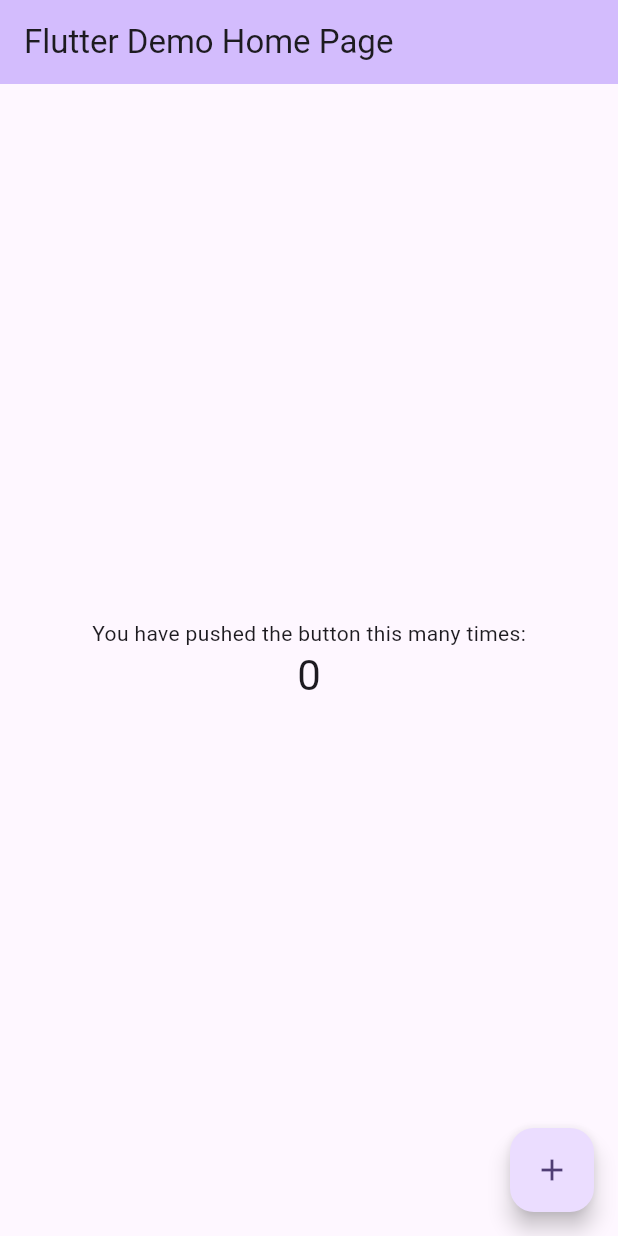
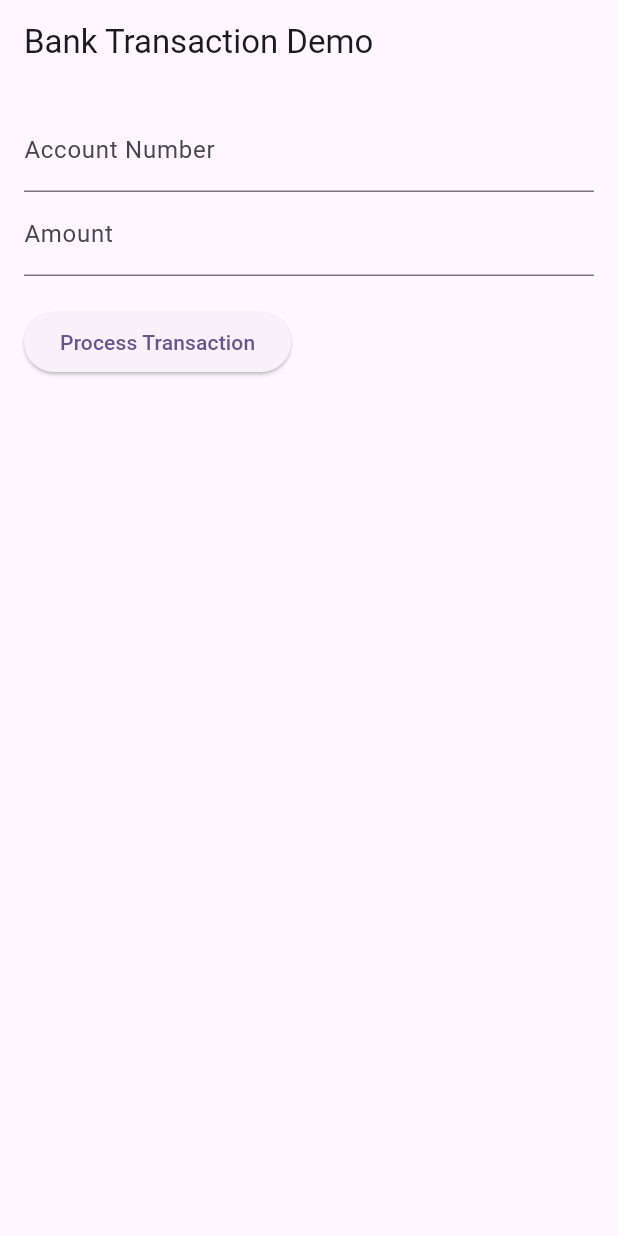
Before and after one commit to handoyonathan/poc_flutter, a Flutter app: the screen it shows after launch, on a phone screen of 412 x 824 dp. Run offline on Flutter 3.47's test engine with Material 3 defaults, Android fonts, the phone set to English and light mode, and no system bars; our stand-ins replace flutter_secure_storage; missing offline and left inert: encrypt.

Commit message:
e2e function
- added decrypt and encrypt object for transcation

```diff
--- /dev/null
+++ b/lib/E2E_enrcryption/transaction.dart
@@ -0,0 +1,81 @@
+import 'package:flutter/material.dart';
+import 'dart:convert';
+
+import 'package:flutter_poc/E2E_enrcryption/service.dart';
+
+class TransactionPage extends StatefulWidget {
+  @override
+  _TransactionPageState createState() => _TransactionPageState();
+}
+
+class _TransactionPageState extends State<TransactionPage> {
+  final TextEditingController _accountController = TextEditingController();
+  final TextEditingController _amountController = TextEditingController();
+  final EncryptionService _encryptionService = EncryptionService();
+  String? _encryptedData;
+  String? _decryptedData;
+
+  Future<void> _processTransaction() async {
+    final accountNumber = _accountController.text;
+    final amount = double.tryParse(_amountController.text) ?? 0.0;
+
+    // Data transaksi yang akan dienkripsi
+    final transactionData = jsonEncode({
+      'accountNumber': accountNumber,
+      'amount': amount,
+      'timestamp': DateTime.now().toIso8601String(),
+    });
+
+    // Enkripsi data
+    final encrypted = await _encryptionService.encryptTransactionData(transactionData);
+    setState(() {
+      _encryptedData = encrypted;
+    });
+
+    // Dekripsi data untuk memverifikasi
+    final decrypted = await _encryptionService.decryptTransactionData(encrypted);
+    setState(() {
+      _decryptedData = decrypted;
+    });
+  }
+
+  @override
+  Widget build(BuildContext context) {
+    return Scaffold(
+      appBar: AppBar(title: Text('Bank Transaction Demo')),
+      body: Padding(
+        padding: const EdgeInsets.all(16.0),
+        child: Column(
+          crossAxisAlignment: CrossAxisAlignment.start,
+          children: [
+            TextField(
+              controller: _accountController,
+              decoration: InputDecoration(labelText: 'Account Number'),
+              keyboardType: TextInputType.number,
+            ),
+            TextField(
+              controller: _amountController,
+              decoration: InputDecoration(labelText: 'Amount'),
+              keyboardType: TextInputType.number,
+            ),
+            SizedBox(height: 20),
+            ElevatedButton(
+              onPressed: _processTransaction,
+              child: Text('Process Transaction'),
+            ),
+            SizedBox(height: 20),
+            if (_encryptedData != null) ...[
+              Text('Encrypted Data:', style: TextStyle(fontWeight: FontWeight.bold)),
+              Text(_encryptedData!, style: TextStyle(color: Colors.blue)),
+            ],
+            SizedBox(height: 20),
+            if (_decryptedData != null) ...[
+              Text('Decrypted Data:', style: TextStyle(fontWeight: FontWeight.bold)),
+              Text(_decryptedData!, style: TextStyle(color: Colors.green)),
+            ],
+          ],
+        ),
+      ),
+    );
+  }
+}
--- a/lib/main.dart
+++ b/lib/main.dart
@@ -1,4 +1,5 @@
 import 'package:flutter/material.dart';
+import 'package:flutter_poc/E2E_enrcryption/transaction.dart';
 
 void main() {
   runApp(const MyApp());
@@ -31,7 +32,7 @@ class MyApp extends StatelessWidget {
         colorScheme: ColorScheme.fromSeed(seedColor: Colors.deepPurple),
         useMaterial3: true,
       ),
-      home: const MyHomePage(title: 'Flutter Demo Home Page'),
+      home: TransactionPage(),
     );
   }
 }
--- a/pubspec.yaml
+++ b/pubspec.yaml
@@ -35,6 +35,8 @@ dependencies:
   # The following adds the Cupertino Icons font to your application.
   # Use with the CupertinoIcons class for iOS style icons.
   cupertino_icons: ^1.0.8
+  flutter_secure_storage: ^9.2.2
+  encrypt: ^5.0.3
 
 dev_dependencies:
   flutter_test:
```
Also changed, not shown: lib/E2E_enrcryption/service.dart (added, +45 -0 lines), pubspec.lock, 14 other files.
